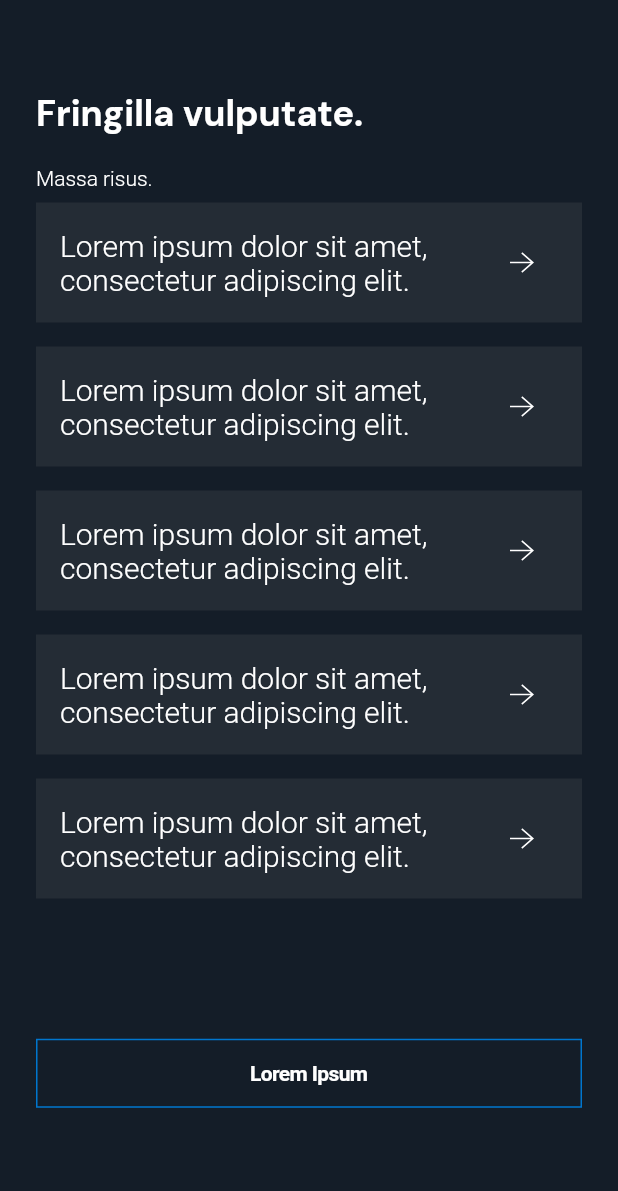
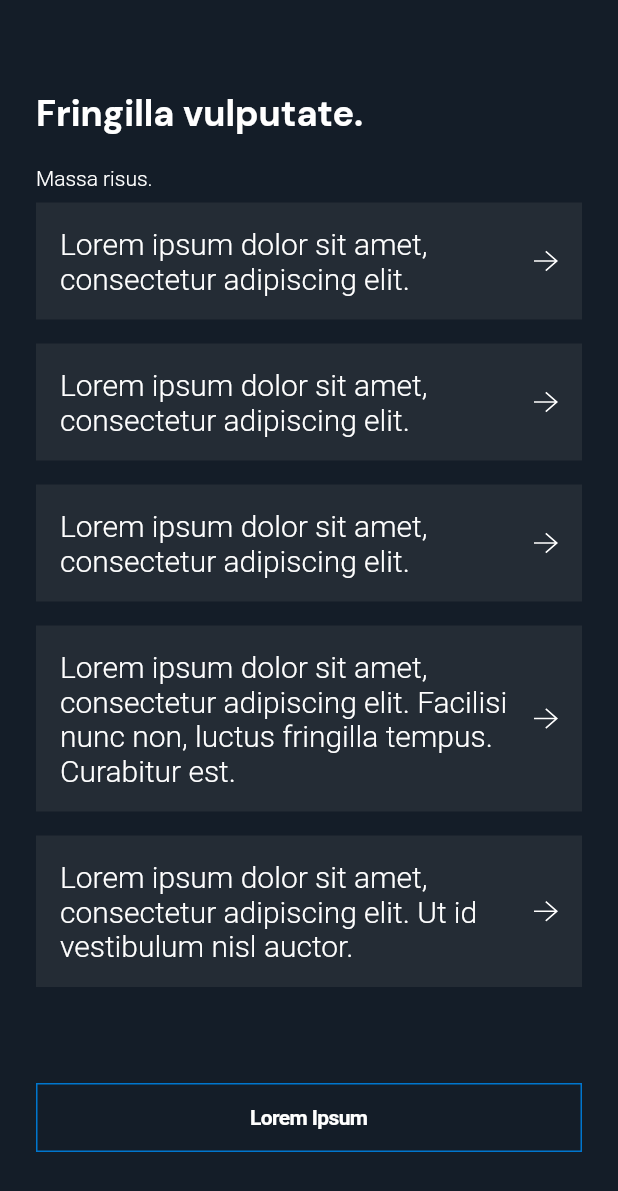
Before and after one commit to aleksey-smx/aleksey_sharksw_test, a Flutter app: the FringillaScreen screen opened by its route, on a phone screen of 412 x 824 dp. Shown: the top 1191 px of the screen. Run offline on Flutter 3.47's test engine with Material 2 defaults, Android fonts, the phone set to English and light mode, and no system bars; our stand-ins replace flutter_svg, google_fonts, smooth_page_indicator; missing offline and left inert: web_browser.

Commit message:
fix: fixed browserLink title in MenuCard widget.

```diff
--- a/lib/screens/fringilla/fringilla_screen.dart
+++ b/lib/screens/fringilla/fringilla_screen.dart
@@ -7,7 +7,7 @@ import 'package:sharksw_aleksey_test/widgets/menu_card.dart';
 class FringillaScreen extends StatelessWidget {
   static const String routeName = '/fringilla';
 
-  final List<BrowserLink> _linksList = [
+   List<BrowserLink> _linksList = [
     BrowserLink(
       title: 'Lorem ipsum dolor sit amet, consectetur adipiscing elit.',
       nativeBrowser: true,
@@ -57,6 +57,7 @@ class FringillaScreen extends StatelessWidget {
               shrinkWrap: true,
               itemCount: _linksList.length,
               itemBuilder: (context, index) {
+                print(_linksList[index].title);
                 return MenuCard(
                   link: _linksList[index],
                 );
--- a/lib/widgets/menu_card.dart
+++ b/lib/widgets/menu_card.dart
@@ -11,7 +11,14 @@ class MenuCard extends StatelessWidget {
   MenuCard({required this.link});
   @override
   Widget build(BuildContext context) {
-    return Container(
+    return InkWell(
+      onTap: () async {
+        link.nativeBrowser
+            ? Navigator.pushNamed(context, AppBrowser.routeName,
+                arguments: link.urlLink)
+            : await launch(link.urlLink);
+      },
+      child: Container(
         width: 100,
         padding: const EdgeInsets.all(16.0),
         margin: const EdgeInsets.symmetric(vertical: 8),
@@ -20,23 +27,16 @@ class MenuCard extends StatelessWidget {
           children: [
             Flexible(
               child: Text(
-              'Lorem ipsum dolor sit amet, consectetur adipiscing elit.',
+                link.title,
                 style: AppFonts.headline4,
               ),
             ),
             SizedBox(
               width: 14,
             ),
-          IconButton(
-            icon: SvgPicture.asset(AppIcons.arrowRight),
-            onPressed: () async {
-              link.nativeBrowser
-                  ? Navigator.pushNamed(context, AppBrowser.routeName,
-                      arguments: link.urlLink)
-                  : await launch(link.urlLink);
-            },
+            SvgPicture.asset(AppIcons.arrowRight),
+          ],
         ),
-        ],
       ),
     );
   }
```
Lines whose indentation alone changed are shown as unchanged.
